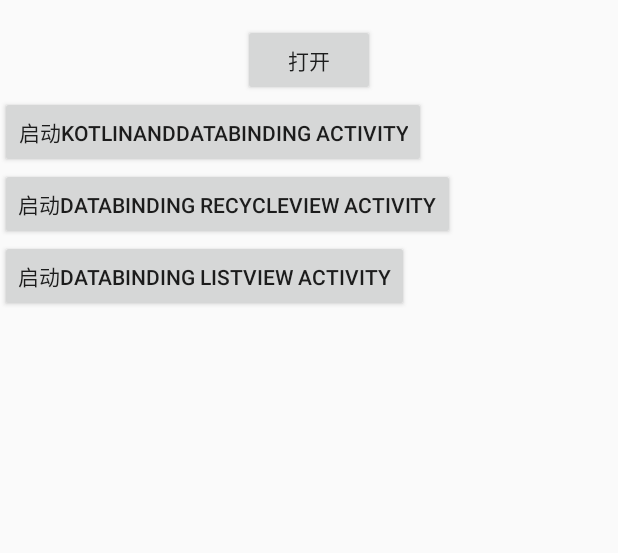
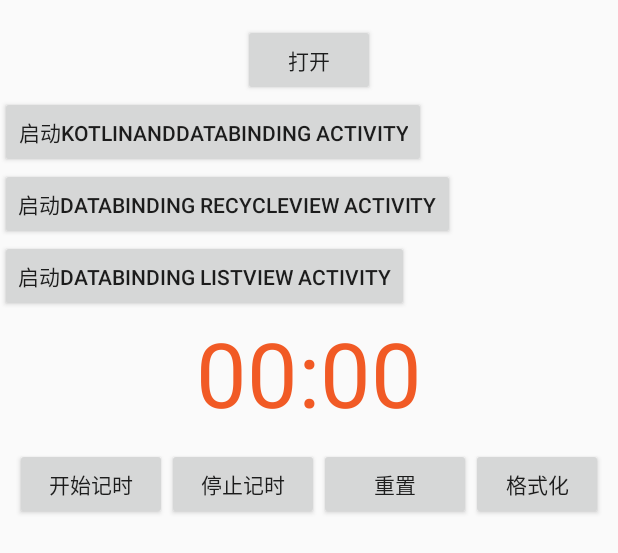
Before and after one commit to guqh/Android-Librarys, an Android app: the layout activity_main.xml on its own in the app's theme, with its tools: preview values and no code run, on a phone screen of 412 x 824 dp. Shown: the top 553 px of the screen. Run offline under Robolectric (Android 15) with nearby library versions, the phone set to English and light mode, and no system bars.

```diff
--- a/MyApplication/app/src/main/java/com/john/myapplication/application/MyApplication.java
+++ b/MyApplication/app/src/main/java/com/john/myapplication/application/MyApplication.java
@@ -21,7 +21,7 @@ public class MyApplication extends Application {
             .configAllowLog(true)
             .configShowBorders(true); //初始化log打印
 
-//        CrashHandler.getInstance().init(this); //初始化异常捕获
+        CrashHandler.getInstance().init(this); //初始化异常捕获
 
         AutoLayoutConifg.getInstance().useDeviceSize(); //初始化自动适配
 
--- a/MyApplication/app/src/main/res/layout/activity_main.xml
+++ b/MyApplication/app/src/main/res/layout/activity_main.xml
@@ -39,4 +39,44 @@
         tools:layout_editor_absoluteX="-2dp"
         tools:layout_editor_absoluteY="199dp" />
 
+    <Chronometer
+        android:id="@+id/chronometer"
+        android:textColor="@color/red"
+        android:textSize="60sp"
+        android:gravity="center"
+        android:layout_width="match_parent"
+        android:layout_height="wrap_content" />
+    <LinearLayout
+        android:layout_width="fill_parent"
+        android:layout_height="wrap_content"
+        android:layout_margin="10dip"
+        android:orientation="horizontal">
+
+        <Button
+            android:id="@+id/btnStart"
+            android:layout_width="fill_parent"
+            android:layout_height="wrap_content"
+            android:layout_weight="1"
+            android:text="开始记时" />
+
+        <Button
+            android:id="@+id/btnStop"
+            android:layout_width="fill_parent"
+            android:layout_height="wrap_content"
+            android:layout_weight="1"
+            android:text="停止记时" />
+
+        <Button
+            android:id="@+id/btnReset"
+            android:layout_width="fill_parent"
+            android:layout_height="wrap_content"
+            android:layout_weight="1"
+            android:text="重置" />
+
+        <Button
+            android:id="@+id/btn_format"
+            android:layout_width="wrap_content"
+            android:layout_height="wrap_content"
+            android:text="格式化" />
+    </LinearLayout>
 </LinearLayout>
--- a/MyApplication/librarys/src/main/java/com/john/librarys/utils/util/CrashHandler.java
+++ b/MyApplication/librarys/src/main/java/com/john/librarys/utils/util/CrashHandler.java
@@ -223,9 +223,9 @@ public class CrashHandler implements UncaughtExceptionHandler {
         return fileName;
     }
 
-    public static String getGlobalpath() {
+    public  String getGlobalpath() {
         return Environment.getExternalStorageDirectory().getAbsolutePath()
-                + File.separator + "crash" + File.separator;
+                + File.separator + mContext.getResources().getString(R.string.app_name) + File.separator+ "crash" + File.separator;
     }
 
     public static void setTag(String tag) {
```
Also changed, not shown: MyApplication/app/src/main/java/com/john/myapplication/activity/MainActivity.java (+33 -2 lines), MyApplication/librarys/build.gradle (+20 -2 lines).
